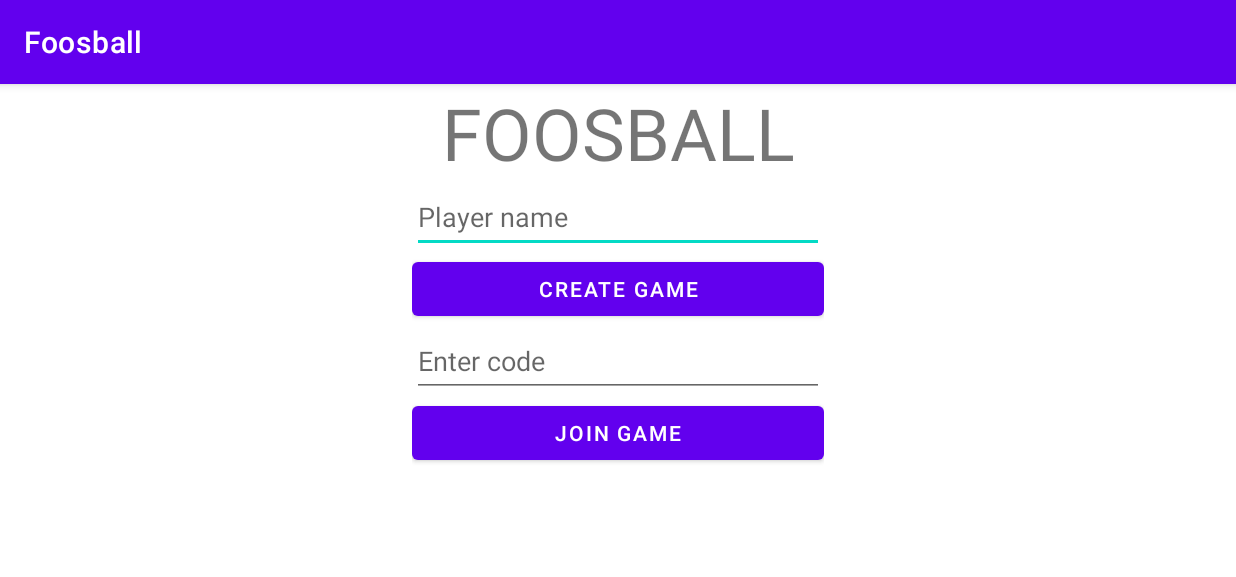
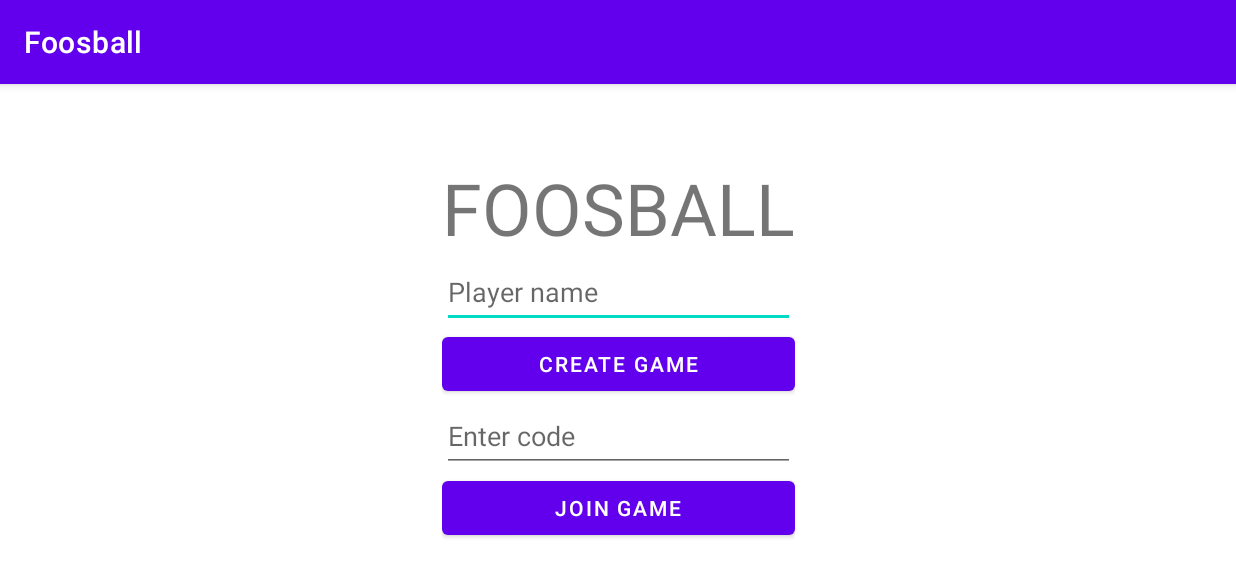
Before and after one commit to koonwen/Foosball, an Android app: the screen it shows after launch (MainActivity), on a phone screen of 824 x 412 dp (held sideways). Shown: the top 577 px of the screen. Run offline under Robolectric (Android 15) with nearby library versions, the phone set to English and light mode, and no system bars.

Commit message:
Improve code quality

```diff
--- a/app/src/main/java/com/example/foosball/Utils.java
+++ b/app/src/main/java/com/example/foosball/Utils.java
@@ -7,6 +7,7 @@ import android.preference.PreferenceManager;
 public class Utils {
     private static final String preferencePlayerName = "playerName";
     private static final String preferenceGameCode = "gameCode";
+    public static final int NUM_CHARS_GAME_CODE = 6;
 
     public static void setPlayerName(Context context, String playerName) {
         SharedPreferences preferences = PreferenceManager.getDefaultSharedPreferences(context);
--- /dev/null
+++ b/app/src/main/java/com/example/foosball/database/OnCreateGameOperation.java
@@ -0,0 +1,5 @@
+package com.example.foosball.database;
+
+public interface OnCreateGameOperation extends OnDatabaseOperation {
+    void onSuccess(String gameCode);
+}
--- /dev/null
+++ b/app/src/main/java/com/example/foosball/database/OnDatabaseOperation.java
@@ -0,0 +1,5 @@
+package com.example.foosball.database;
+
+public interface OnDatabaseOperation {
+    void onConnectionError();
+}
--- /dev/null
+++ b/app/src/main/java/com/example/foosball/database/OnJoinGameOperation.java
@@ -0,0 +1,8 @@
+package com.example.foosball.database;
+
+public interface OnJoinGameOperation extends OnDatabaseOperation {
+    void onLobbyFullError();
+    void onGameDoesNotExistError();
+    void onGameAlreadyStartedError();
+    void onSuccess();
+}
--- a/app/src/main/res/layout/activity_main.xml
+++ b/app/src/main/res/layout/activity_main.xml
@@ -2,31 +2,27 @@
 <androidx.constraintlayout.widget.ConstraintLayout xmlns:android="http://schemas.android.com/apk/res/android"
     xmlns:app="http://schemas.android.com/apk/res-auto"
     xmlns:tools="http://schemas.android.com/tools"
+    android:id="@+id/root"
     android:layout_width="match_parent"
     android:layout_height="match_parent"
     tools:context=".MainActivity">
 
     <LinearLayout
-        android:layout_width="match_parent"
-        android:layout_height="match_parent"
-        android:orientation="horizontal">
-
-        <Space
-            android:layout_width="match_parent"
-            android:layout_height="match_parent"
-            android:layout_weight="1" />
-
-        <LinearLayout
-            android:layout_width="match_parent"
-            android:layout_height="match_parent"
+        android:layout_width="wrap_content"
+        android:layout_height="wrap_content"
+        android:layout_gravity="center"
         android:layout_weight="1"
-            android:orientation="vertical">
+        android:orientation="vertical"
+        app:layout_constraintBottom_toBottomOf="parent"
+        app:layout_constraintLeft_toLeftOf="parent"
+        app:layout_constraintRight_toRightOf="parent"
+        app:layout_constraintTop_toTopOf="parent">
 
         <TextView
             android:id="@+id/textView"
             android:layout_width="match_parent"
             android:layout_height="wrap_content"
-                android:text="FOOSBALL"
+            android:text="@string/game_title"
             android:textAlignment="center"
             android:textSize="48sp" />
 
@@ -53,9 +49,9 @@
             android:layout_height="wrap_content"
             android:ems="10"
             android:hint="Enter code"
+            android:inputType="textCapCharacters|textNoSuggestions"
             android:imeOptions="actionDone|flagNoExtractUi"
             android:importantForAutofill="no"
-                android:inputType="textPersonName"
             android:minHeight="48dp" />
 
         <Button
@@ -66,11 +62,4 @@
 
     </LinearLayout>
 
-        <Space
-            android:layout_width="match_parent"
-            android:layout_height="match_parent"
-            android:layout_weight="1" />
-
-    </LinearLayout>
-
 </androidx.constraintlayout.widget.ConstraintLayout>
--- a/app/src/main/res/values/strings.xml
+++ b/app/src/main/res/values/strings.xml
@@ -1,3 +1,4 @@
 <resources>
     <string name="app_name">Foosball</string>
+    <string name="game_title">FOOSBALL</string>
 </resources>
```
Also changed, not shown: app/src/main/java/com/example/foosball/MainActivity.java (+97 -48 lines), app/src/main/java/com/example/foosball/OnDatabaseOperation.java (deleted, +0 -7 lines), app/src/main/java/com/example/foosball/database/Database.java (renamed from app/src/main/java/com/example/foosball/Database.java, +28 -25 lines). Lines whose indentation alone changed are shown as unchanged.
